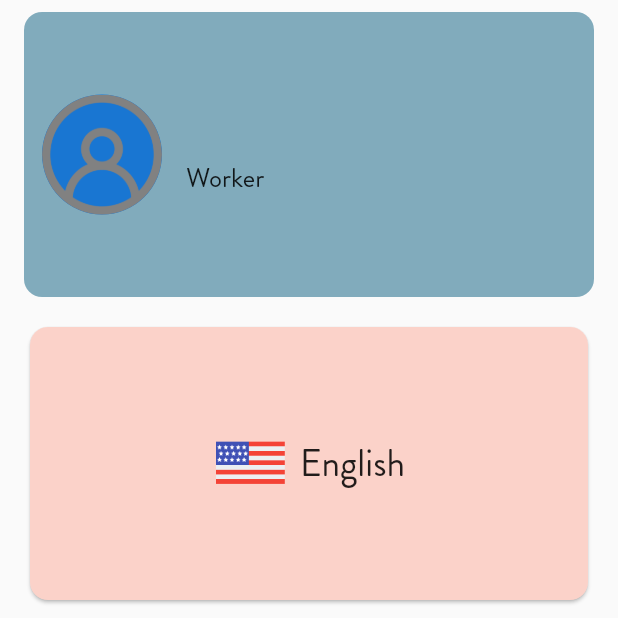
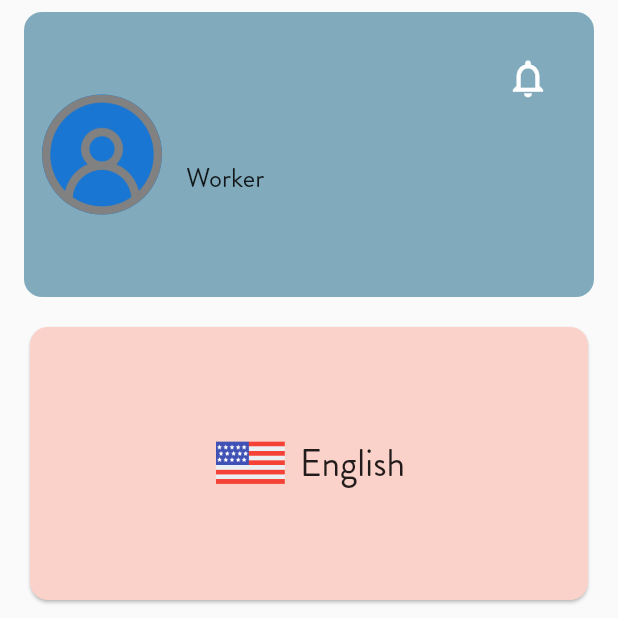
Before and after one commit to Yassineka99/flutter_pfe, a Flutter app: the SettingsView screen opened directly, on a phone screen of 412 x 824 dp, the top half of it. Run offline on Flutter 3.47's test engine with Material 2 defaults, Android fonts, the phone set to English and light mode, and no system bars; our stand-ins replace fl_chart, image_picker, sqflite; missing offline and left inert: dart:html; accounts and stored records are empty; generated files the repository leaves out were written again; network calls fail.

Commit message:
notification system methodes

```diff
--- a/lib/view/settings.dart
+++ b/lib/view/settings.dart
@@ -8,8 +8,9 @@ import 'package:provider/provider.dart';
 import 'package:flutter_gen/gen_l10n/app_localizations.dart';
 import '../model/user_session.dart';
 import '../services/locale_provider.dart';
+import '../viewmodel/notification_view_model.dart';
 import '../viewmodel/user_view_model.dart';
-
+import '../model/notification.dart' as model;
 class SettingsView extends StatefulWidget {
   const SettingsView({super.key});
 
@@ -119,15 +120,16 @@ class _SettingsViewState extends State<SettingsView> {
             // PROFILE CARD
 Expanded(
   child: Padding(
-                padding:
-                    const EdgeInsets.symmetric(horizontal: 16, vertical: 8),
+    padding: const EdgeInsets.symmetric(horizontal: 16, vertical: 8),
     child: Container(
       decoration: BoxDecoration(
         color: const Color(0xFF81ABBC),
         borderRadius: BorderRadius.circular(12),
       ),
       padding: const EdgeInsets.all(12),
-                  child: Row(
+      child: Stack(
+        children: [
+          Row(
             children: [
               GestureDetector(
                 onTap: _loadingImage ? null : _pickAndUpload,
@@ -180,6 +182,55 @@ class _SettingsViewState extends State<SettingsView> {
                           fontFamily: 'BrandonGrotesque',
                         )),
                   ],
+                ),
+              ),
+            ],
+          ),
+          Positioned(
+            top: 8,
+            right: 8,
+            child: FutureBuilder<List<model.Notification>>(
+              future: NotificationViewModel().getUserId(user.id!),
+              builder: (context, snapshot) {
+                final count = snapshot.hasData ? snapshot.data!.length : 0;
+                return Stack(
+                  alignment: Alignment.center,
+                  children: [
+                    IconButton(
+                      icon: const Icon(Icons.notifications_outlined,
+                          size: 30, color: Colors.white),
+                      onPressed: () {
+                        // Add navigation to notifications screen
+                      },
+                    ),
+                    if (count > 0)
+                      Positioned(
+                        top: 5,
+                        right: 5,
+                        child: Container(
+                          padding: const EdgeInsets.all(4),
+                          decoration: const BoxDecoration(
+                            color: Colors.red,
+                            shape: BoxShape.circle,
+                          ),
+                          constraints: const BoxConstraints(
+                            minWidth: 20,
+                            minHeight: 20,
+                          ),
+                          child: Text(
+                            count.toString(),
+                            style: const TextStyle(
+                              color: Colors.white,
+                              fontSize: 12,
+                              fontWeight: FontWeight.bold,
+                            ),
+                            textAlign: TextAlign.center,
+                          ),
+                        ),
+                      )
+                  ],
+                );
+              },
             ),
           ),
         ],
```
Also changed, not shown: lib/repository/notification_repository.dart (+25 -5 lines), lib/viewmodel/notification_view_model.dart (+14 -12 lines). Lines whose indentation alone changed are shown as unchanged.
